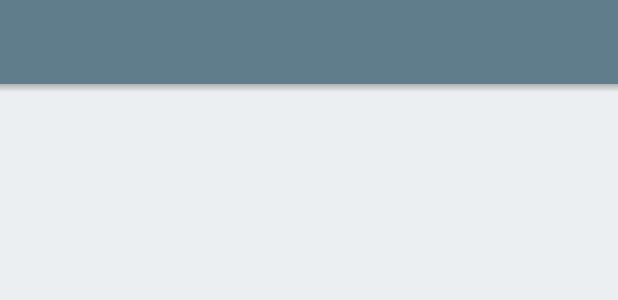
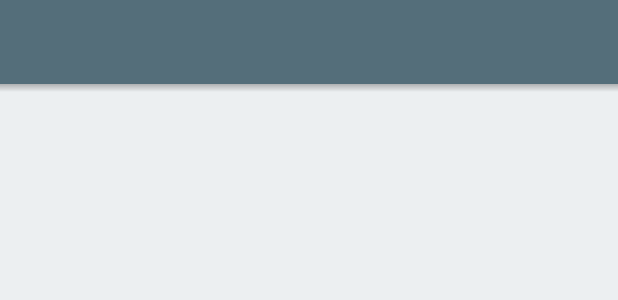
Before and after one commit to firehot/HoneyDic, an Android app: the layout activity_main.xml on its own in the app's theme, with its tools: preview values and no code run, on a phone screen of 412 x 824 dp. Shown: the top 300 px of the screen. Run offline under Robolectric (Android 15) with nearby library versions, the phone set to English and light mode, and no system bars.

Commit message:
* 아이덴티티 컬러 값 변경, 버전 명 등록.

```diff
--- a/app/build.gradle
+++ b/app/build.gradle
@@ -11,7 +11,7 @@ android {
         minSdkVersion 16
         targetSdkVersion 22
         versionCode 1
-        versionName "1.0"
+        versionName "0.3.0a"
 
 
         /*ndk {
--- a/app/src/main/res/values/color.xml
+++ b/app/src/main/res/values/color.xml
@@ -2,7 +2,7 @@
 <resources>
 
     <color name="HoneyDic_identity_background">@color/HoneyDic_identity_50</color>
-    <color name="HoneyDic_identity">@color/HoneyDic_identity_500</color>
+    <color name="HoneyDic_identity">@color/HoneyDic_identity_600</color>
     <color name="HoneyDic_identity_checked">@color/HoneyDic_identity_800</color>
     <color name="HoneyDic_identity_unchecked">@color/HoneyDic_gray_500</color>
     <color name="HoneyDic_setting_divide">@color/HoneyDic_gray_400</color>
```
